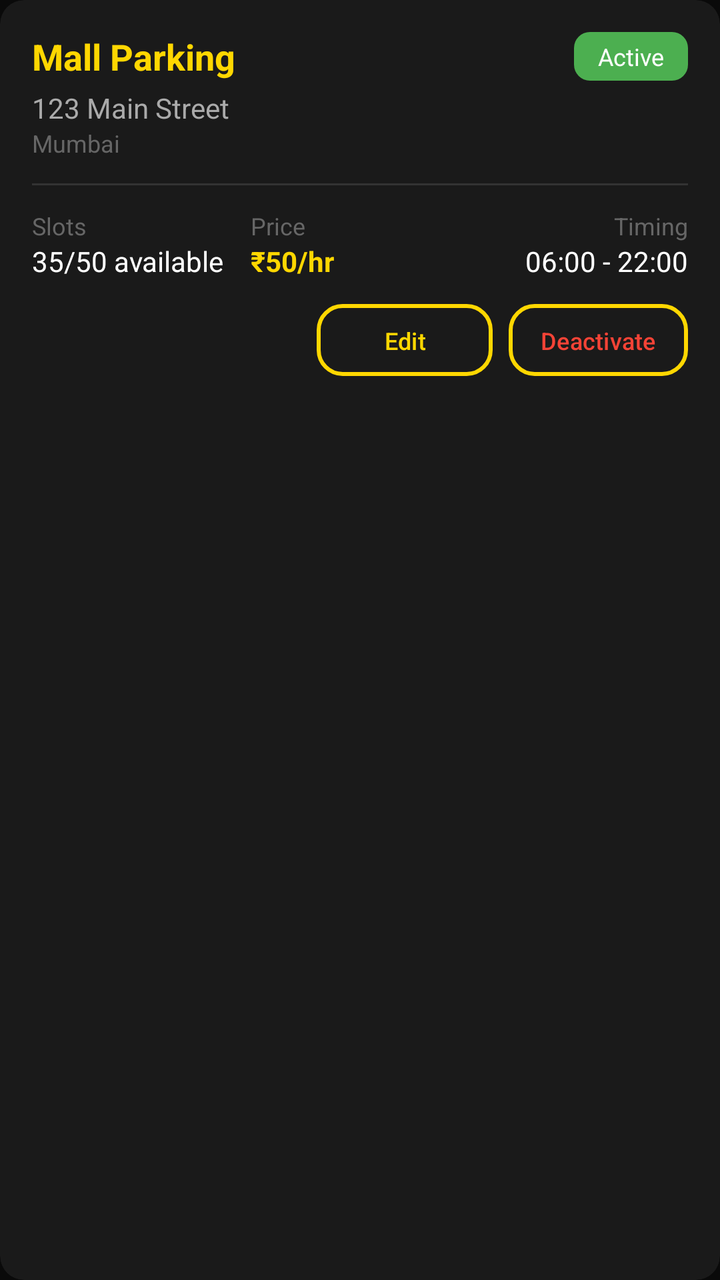
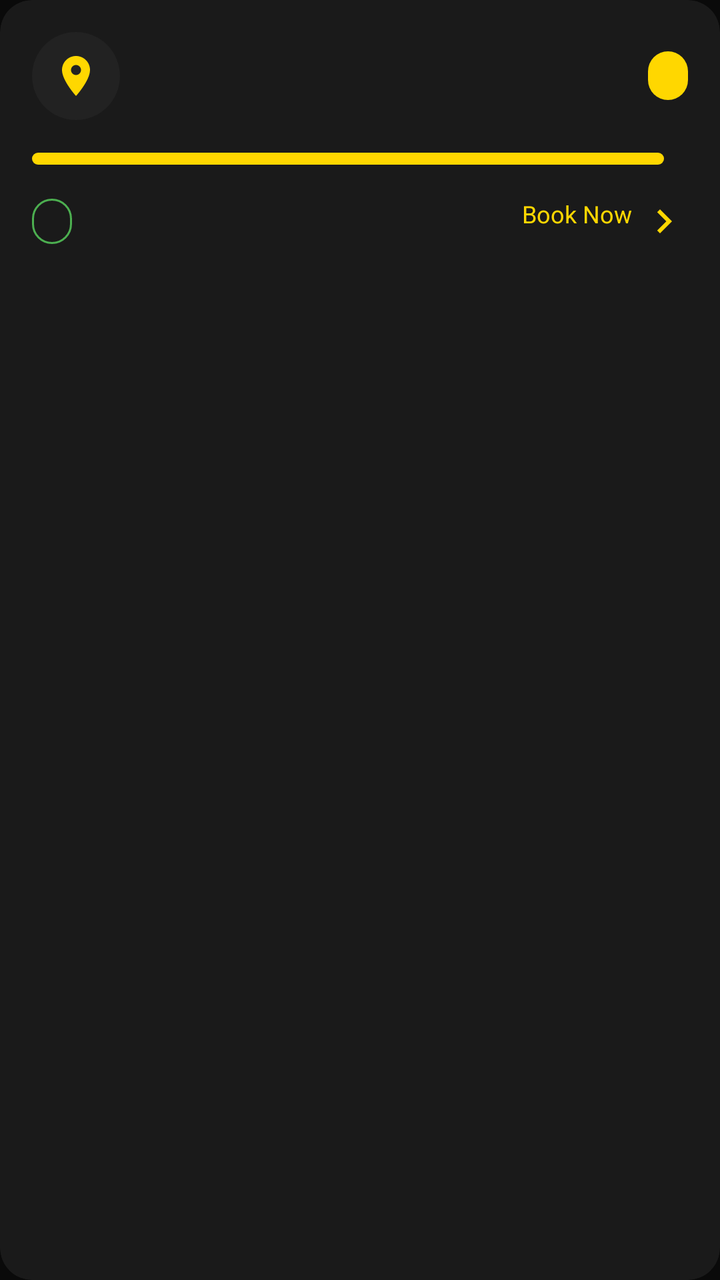

Before-and-after screenshots of an Android layout around one commit, followed by the original layout XML and the change that was made.
<!-- AndroidManifest.xml: application theme Theme.Slotify -->
<!-- res/layout/item_location.xml -->
<?xml version="1.0" encoding="utf-8"?>
<androidx.cardview.widget.CardView
    xmlns:android="http://schemas.android.com/apk/res/android"
    xmlns:app="http://schemas.android.com/apk/res-auto"
    android:layout_width="match_parent"
    android:layout_height="wrap_content"
    android:layout_marginBottom="12dp"
    app:cardBackgroundColor="@color/surface"
    app:cardCornerRadius="12dp"
    app:cardElevation="0dp">

    <LinearLayout
        android:layout_width="match_parent"
        android:layout_height="wrap_content"
        android:orientation="vertical"
        android:padding="16dp">

        <LinearLayout
            android:layout_width="match_parent"
            android:layout_height="wrap_content"
            android:gravity="center_vertical"
            android:orientation="horizontal">

            <TextView
                android:id="@+id/tvLocationName"
                android:layout_width="0dp"
                android:layout_height="wrap_content"
                android:layout_weight="1"
                android:text="Mall Parking"
                android:textColor="@color/primary"
                android:textSize="18sp"
                android:textStyle="bold" />

            <TextView
                android:id="@+id/tvStatus"
                android:layout_width="wrap_content"
                android:layout_height="wrap_content"
                android:background="@drawable/bg_status_active"
                android:paddingHorizontal="12dp"
                android:paddingVertical="4dp"
                android:text="Active"
                android:textColor="@color/white"
                android:textSize="12sp" />
        </LinearLayout>

        <TextView
            android:id="@+id/tvAddress"
            android:layout_width="match_parent"
            android:layout_height="wrap_content"
            android:layout_marginTop="4dp"
            android:text="123 Main Street"
            android:textColor="@color/text_secondary"
            android:textSize="14sp" />

        <TextView
            android:id="@+id/tvCity"
            android:layout_width="wrap_content"
            android:layout_height="wrap_content"
            android:text="Mumbai"
            android:textColor="@color/text_hint"
            android:textSize="12sp" />

        <View
            android:layout_width="match_parent"
            android:layout_height="1dp"
            android:layout_marginVertical="12dp"
            android:background="@color/border" />

        <LinearLayout
            android:layout_width="match_parent"
            android:layout_height="wrap_content"
            android:orientation="horizontal">

            <LinearLayout
                android:layout_width="0dp"
                android:layout_height="wrap_content"
                android:layout_weight="1"
                android:orientation="vertical">

                <TextView
                    android:layout_width="wrap_content"
                    android:layout_height="wrap_content"
                    android:text="Slots"
                    android:textColor="@color/text_hint"
                    android:textSize="12sp" />

                <TextView
                    android:id="@+id/tvSlotsInfo"
                    android:layout_width="wrap_content"
                    android:layout_height="wrap_content"
                    android:text="35/50 available"
                    android:textColor="@color/text_primary"
                    android:textSize="14sp" />
            </LinearLayout>

            <LinearLayout
                android:layout_width="0dp"
                android:layout_height="wrap_content"
                android:layout_weight="1"
                android:orientation="vertical">

                <TextView
                    android:layout_width="wrap_content"
                    android:layout_height="wrap_content"
                    android:text="Price"
                    android:textColor="@color/text_hint"
                    android:textSize="12sp" />

                <TextView
                    android:id="@+id/tvPrice"
                    android:layout_width="wrap_content"
                    android:layout_height="wrap_content"
                    android:text="₹50/hr"
                    android:textColor="@color/primary"
                    android:textSize="14sp"
                    android:textStyle="bold" />
            </LinearLayout>

            <LinearLayout
                android:layout_width="0dp"
                android:layout_height="wrap_content"
                android:layout_weight="1"
                android:gravity="end"
                android:orientation="vertical">

                <TextView
                    android:layout_width="wrap_content"
                    android:layout_height="wrap_content"
                    android:text="Timing"
                    android:textColor="@color/text_hint"
                    android:textSize="12sp" />

                <TextView
                    android:id="@+id/tvTiming"
                    android:layout_width="wrap_content"
                    android:layout_height="wrap_content"
                    android:text="06:00 - 22:00"
                    android:textColor="@color/text_primary"
                    android:textSize="14sp" />
            </LinearLayout>
        </LinearLayout>

        <LinearLayout
            android:layout_width="match_parent"
            android:layout_height="wrap_content"
            android:layout_marginTop="12dp"
            android:gravity="end"
            android:orientation="horizontal">

            <Button
                android:id="@+id/btnEdit"
                android:layout_width="wrap_content"
                android:layout_height="36dp"
                android:layout_marginEnd="8dp"
                android:background="@drawable/bg_button_outline"
                android:paddingHorizontal="16dp"
                android:text="Edit"
                android:textAllCaps="false"
                android:textColor="@color/primary"
                android:textSize="12sp" />

            <Button
                android:id="@+id/btnToggleStatus"
                android:layout_width="wrap_content"
                android:layout_height="36dp"
                android:background="@drawable/bg_button_outline"
                android:paddingHorizontal="16dp"
                android:text="Deactivate"
                android:textAllCaps="false"
                android:textColor="@color/error"
                android:textSize="12sp" />
        </LinearLayout>
    </LinearLayout>
</androidx.cardview.widget.CardView>
<!-- resources referenced by this layout -->
<resources>
  <color name="border">#333333</color>
  <color name="error">#F44336</color>
  <color name="primary">#FFD700</color>
  <color name="surface">#1A1A1A</color>
  <color name="text_hint">#666666</color>
  <color name="text_primary">#FFFFFF</color>
  <color name="text_secondary">#AAAAAA</color>
  <color name="white">#FFFFFF</color>
  <!-- drawable bg_button_outline (drawable) -->
  <?xml version="1.0" encoding="utf-8"?>
  <shape xmlns:android="http://schemas.android.com/apk/res/android"
      android:shape="rectangle">
      <stroke
          android:width="2dp"
          android:color="@color/primary" />
      <corners android:radius="12dp" />
      <solid android:color="@color/transparent" />
  </shape>
  <!-- drawable bg_status_active (drawable) -->
  <?xml version="1.0" encoding="utf-8"?>
  <shape xmlns:android="http://schemas.android.com/apk/res/android"
      android:shape="rectangle">
      <solid android:color="@color/status_active" />
      <corners android:radius="8dp" />
  </shape>
  <style name="Theme.Slotify" parent="Theme.Material3.DayNight.NoActionBar">
          
          <item name="colorPrimary">@color/primary</item>
          <item name="colorPrimaryVariant">@color/primary_dark</item>
          <item name="colorOnPrimary">@color/background</item>
  
          
          <item name="colorSecondary">@color/primary</item>
          <item name="colorSecondaryVariant">@color/primary_dark</item>
          <item name="colorOnSecondary">@color/background</item>
  
          
          <item name="android:colorBackground">@color/background</item>
          <item name="colorSurface">@color/surface</item>
          <item name="colorOnSurface">@color/text_primary</item>
  
          
          <item name="android:statusBarColor">@color/background</item>
          <item name="android:navigationBarColor">@color/background</item>
          <item name="android:windowLightStatusBar">false</item>
  
          
          <item name="colorError">@color/error</item>
          <item name="colorOnError">@color/white</item>
      </style>
  <color name="transparent">#00000000</color>
  <color name="status_active">#4CAF50</color>
  <color name="primary_dark">#E6C200</color>
  <color name="background">#0A0A0A</color>
</resources>

<!-- the commit's change to res/layout/item_location.xml (unified diff, before → after) -->
@@ -4,9 +4,11 @@
     xmlns:app="http://schemas.android.com/apk/res-auto"
     android:layout_width="match_parent"
     android:layout_height="wrap_content"
-    android:layout_marginBottom="12dp"
-    app:cardBackgroundColor="@color/surface"
-    app:cardCornerRadius="12dp"
+    android:layout_marginHorizontal="16dp"
+    android:layout_marginVertical="6dp"
+    android:foreground="?attr/selectableItemBackground"
+    app:cardBackgroundColor="@color/surface_card"
+    app:cardCornerRadius="16dp"
     app:cardElevation="0dp">
 
     <LinearLayout
@@ -15,160 +17,142 @@
         android:orientation="vertical"
         android:padding="16dp">
 
+        
         <LinearLayout
             android:layout_width="match_parent"
             android:layout_height="wrap_content"
-            android:gravity="center_vertical"
-            android:orientation="horizontal">
+            android:orientation="horizontal"
+            android:gravity="center_vertical">
 
-            <TextView
-                android:id="@+id/tvLocationName"
-                android:layout_width="0dp"
-                android:layout_height="wrap_content"
-                android:layout_weight="1"
-                android:text="Mall Parking"
-                android:textColor="@color/primary"
-                android:textSize="18sp"
-                android:textStyle="bold" />
-
-            <TextView
-                android:id="@+id/tvStatus"
-                android:layout_width="wrap_content"
-                android:layout_height="wrap_content"
-                android:background="@drawable/bg_status_active"
-                android:paddingHorizontal="12dp"
-                android:paddingVertical="4dp"
-                android:text="Active"
-                android:textColor="@color/white"
-                android:textSize="12sp" />
-        </LinearLayout>
-
-        <TextView
-            android:id="@+id/tvAddress"
-            android:layout_width="match_parent"
-            android:layout_height="wrap_content"
-            android:layout_marginTop="4dp"
-            android:text="123 Main Street"
-            android:textColor="@color/text_secondary"
-            android:textSize="14sp" />
-
-        <TextView
-            android:id="@+id/tvCity"
-            android:layout_width="wrap_content"
-            android:layout_height="wrap_content"
-            android:text="Mumbai"
-            android:textColor="@color/text_hint"
-            android:textSize="12sp" />
-
-        <View
-            android:layout_width="match_parent"
-            android:layout_height="1dp"
-            android:layout_marginVertical="12dp"
-            android:background="@color/border" />
-
-        <LinearLayout
-            android:layout_width="match_parent"
-            android:layout_height="wrap_content"
-            android:orientation="horizontal">
+            <ImageView
+                android:id="@+id/ivLocationIcon"
+                android:layout_width="44dp"
+                android:layout_height="44dp"
+                android:background="@drawable/bg_icon_circle"
+                android:padding="10dp"
+                android:src="@drawable/ic_location"
+                app:tint="@color/yellow_primary"
+                android:contentDescription="Location"/>
 
             <LinearLayout
                 android:layout_width="0dp"
                 android:layout_height="wrap_content"
                 android:layout_weight="1"
+                android:layout_marginStart="12dp"
                 android:orientation="vertical">
 
                 <TextView
+                    android:id="@+id/tvLocationName"
                     android:layout_width="wrap_content"
                     android:layout_height="wrap_content"
-                    android:text="Slots"
-                    android:textColor="@color/text_hint"
-                    android:textSize="12sp" />
+                    android:textColor="@color/text_primary"
+                    android:textSize="16sp"
+                    android:fontFamily="sans-serif-medium"
+                    android:maxLines="1"
+                    android:ellipsize="end"/>
 
                 <TextView
-                    android:id="@+id/tvSlotsInfo"
+                    android:id="@+id/tvAddress"
                     android:layout_width="wrap_content"
                     android:layout_height="wrap_content"
-                    android:text="35/50 available"
-                    android:textColor="@color/text_primary"
-                    android:textSize="14sp" />
+                    android:layout_marginTop="2dp"
+                    android:textColor="@color/text_secondary"
+                    android:textSize="12sp"
+                    android:maxLines="1"
+                    android:ellipsize="end"/>
             </LinearLayout>
 
+            
             <LinearLayout
-                android:layout_width="0dp"
+                android:layout_width="wrap_content"
                 android:layout_height="wrap_content"
-                android:layout_weight="1"
-                android:orientation="vertical">
+                android:layout_marginStart="8dp"
+                android:background="@drawable/bg_button_primary"
+                android:paddingHorizontal="10dp"
+                android:paddingVertical="4dp"
+                android:gravity="center"
+                android:orientation="horizontal">
 
                 <TextView
+                    android:id="@+id/tvRating"
                     android:layout_width="wrap_content"
                     android:layout_height="wrap_content"
-                    android:text="Price"
-                    android:textColor="@color/text_hint"
-                    android:textSize="12sp" />
-
-                <TextView
-                    android:id="@+id/tvPrice"
-                    android:layout_width="wrap_content"
-                    android:layout_height="wrap_content"
-                    android:text="₹50/hr"
-                    android:textColor="@color/primary"
-                    android:textSize="14sp"
-                    android:textStyle="bold" />
+                    android:textColor="@color/black_primary"
+                    android:textSize="12sp"
+                    android:fontFamily="sans-serif-bold"/>
             </LinearLayout>
 
-            <LinearLayout
-                android:layout_width="0dp"
-                android:layout_height="wrap_content"
-                android:layout_weight="1"
-                android:gravity="end"
-                android:orientation="vertical">
-
-                <TextView
-                    android:layout_width="wrap_content"
-                    android:layout_height="wrap_content"
-                    android:text="Timing"
-                    android:textColor="@color/text_hint"
-                    android:textSize="12sp" />
-
-                <TextView
-                    android:id="@+id/tvTiming"
-                    android:layout_width="wrap_content"
-                    android:layout_height="wrap_content"
-                    android:text="06:00 - 22:00"
-                    android:textColor="@color/text_primary"
-                    android:textSize="14sp" />
-            </LinearLayout>
         </LinearLayout>
 
+        
         <LinearLayout
             android:layout_width="match_parent"
             android:layout_height="wrap_content"
             android:layout_marginTop="12dp"
-            android:gravity="end"
-            android:orientation="horizontal">
+            android:orientation="horizontal"
+            android:gravity="center_vertical">
 
-            <Button
-                android:id="@+id/btnEdit"
+            <ProgressBar
+                android:id="@+id/progressOccupancy"
+                style="@android:style/Widget.ProgressBar.Horizontal"
+                android:layout_width="0dp"
+                android:layout_height="6dp"
+                android:layout_weight="1"
+                android:layout_marginEnd="12dp"
+                android:max="100"
+                android:progress="30"
+                android:progressDrawable="@drawable/bg_progress_bar"/>
+
+            <TextView
+                android:id="@+id/tvOccupancy"
                 android:layout_width="wrap_content"
-                android:layout_height="36dp"
-                android:layout_marginEnd="8dp"
-                android:background="@drawable/bg_button_outline"
-                android:paddingHorizontal="16dp"
-                android:text="Edit"
-                android:textAllCaps="false"
-                android:textColor="@color/primary"
-                android:textSize="12sp" />
+                android:layout_height="wrap_content"
+                android:textColor="@color/text_hint"
+                android:textSize="11sp"
+                android:fontFamily="sans-serif-medium"/>
+        </LinearLayout>
 
-            <Button
-                android:id="@+id/btnToggleStatus"
+        
+        <LinearLayout
+            android:layout_width="match_parent"
+            android:layout_height="wrap_content"
+            android:layout_marginTop="12dp"
+            android:orientation="horizontal"
+            android:gravity="center_vertical">
+
+            <TextView
+                android:id="@+id/tvTotalSlots"
                 android:layout_width="wrap_content"
-                android:layout_height="36dp"
-                android:background="@drawable/bg_button_outline"
-                android:paddingHorizontal="16dp"
-                android:text="Deactivate"
-                android:textAllCaps="false"
-                android:textColor="@color/error"
-                android:textSize="12sp" />
+                android:layout_height="wrap_content"
+                android:background="@drawable/bg_status_available"
+                android:paddingHorizontal="10dp"
+                android:paddingVertical="4dp"
+                android:textColor="@color/status_available"
+                android:textSize="11sp"
+                android:fontFamily="sans-serif-medium"/>
+
+            <TextView
+                android:id="@+id/tvPriceRange"
+                android:layout_width="0dp"
+                android:layout_height="wrap_content"
+                android:layout_weight="1"
+                android:layout_marginStart="12dp"
+                android:textColor="@color/text_hint"
+                android:textSize="11sp"/>
+
+            <TextView
+                android:layout_width="wrap_content"
+                android:layout_height="wrap_content"
+                android:layout_marginStart="8dp"
+                android:text="Book Now"
+                android:textColor="@color/yellow_primary"
+                android:textSize="12sp"
+                android:fontFamily="sans-serif-bold"
+                android:drawableEnd="@drawable/ic_chevron_right"
+                android:drawablePadding="4dp"
+                android:drawableTint="@color/yellow_primary"/>
         </LinearLayout>
+
     </LinearLayout>
+
 </androidx.cardview.widget.CardView>
<!-- resource entries referenced after the edit -->
@@ -1,58 +1,90 @@
 <!-- resources referenced by this layout -->
 <resources>
-  <color name="border">#333333</color>
-  <color name="error">#F44336</color>
-  <color name="primary">#FFD700</color>
-  <color name="surface">#1A1A1A</color>
-  <color name="text_hint">#666666</color>
-  <color name="text_primary">#FFFFFF</color>
-  <color name="text_secondary">#AAAAAA</color>
-  <color name="white">#FFFFFF</color>
-  <!-- drawable bg_button_outline (drawable) -->
+  <color name="black_primary">#0A0A0A</color>
+  <color name="status_available">#4CAF50</color>
+  <color name="surface_card">#1A1A1A</color>
+  <color name="text_hint">#616161</color>
+  <color name="text_primary">#F5F5F5</color>
+  <color name="text_secondary">#9E9E9E</color>
+  <color name="yellow_primary">#FFD700</color>
+  <!-- drawable bg_button_primary (drawable) -->
   <?xml version="1.0" encoding="utf-8"?>
   <shape xmlns:android="http://schemas.android.com/apk/res/android"
       android:shape="rectangle">
-      <stroke
-          android:width="2dp"
-          android:color="@color/primary" />
-      <corners android:radius="12dp" />
-      <solid android:color="@color/transparent" />
+  
+      <solid android:color="@color/yellow_primary"/>
+  
+      <corners android:radius="28dp"/>
+  
   </shape>
-  <!-- drawable bg_status_active (drawable) -->
+  <!-- drawable bg_icon_circle (drawable) -->
+  <?xml version="1.0" encoding="utf-8"?>
+  <shape xmlns:android="http://schemas.android.com/apk/res/android"
+      android:shape="oval">
+  
+      <solid android:color="@color/surface_elevated"/>
+  
+      <size
+          android:width="44dp"
+          android:height="44dp"/>
+  
+  </shape>
+  <!-- drawable bg_progress_bar (drawable) -->
+  <?xml version="1.0" encoding="utf-8"?>
+  <shape xmlns:android="http://schemas.android.com/apk/res/android">
+      <solid android:color="@color/yellow_primary"/>
+      <corners android:radius="8dp"/>
+  </shape>
+  <!-- drawable bg_status_available (drawable) -->
   <?xml version="1.0" encoding="utf-8"?>
   <shape xmlns:android="http://schemas.android.com/apk/res/android"
       android:shape="rectangle">
-      <solid android:color="@color/status_active" />
-      <corners android:radius="8dp" />
+  
+      <solid android:color="@color/surface_card"/>
+  
+      <corners android:radius="12dp"/>
+  
+      <stroke
+          android:width="1dp"
+          android:color="@color/status_available"/>
+  
   </shape>
-  <style name="Theme.Slotify" parent="Theme.Material3.DayNight.NoActionBar">
-          
-          <item name="colorPrimary">@color/primary</item>
-          <item name="colorPrimaryVariant">@color/primary_dark</item>
-          <item name="colorOnPrimary">@color/background</item>
+  <!-- drawable ic_chevron_right (drawable) -->
+  <vector xmlns:android="http://schemas.android.com/apk/res/android"
+      android:width="24dp"
+      android:height="24dp"
+      android:viewportWidth="24"
+      android:viewportHeight="24">
+      <path
+          android:fillColor="#FFFFFF"
+          android:pathData="M10,6L8.59,7.41 13.17,12l-4.58,4.59L10,18l6,-6z"/>
+  </vector>
+  <!-- drawable ic_location (drawable) -->
+  <vector xmlns:android="http://schemas.android.com/apk/res/android"
+      android:width="24dp"
+      android:height="24dp"
+      android:viewportWidth="24"
+      android:viewportHeight="24">
+      <path
+          android:fillColor="#FFFFFF"
+          android:pathData="M12,2C8.13,2 5,5.13 5,9c0,5.25 7,13 7,13s7,-7.75 7,-13c0,-3.87 -3.13,-7 -7,-7zM12,11.5c-1.38,0 -2.5,-1.12 -2.5,-2.5s1.12,-2.5 2.5,-2.5 2.5,1.12 2.5,2.5 -1.12,2.5 -2.5,2.5z"/>
+  </vector>
+  <style name="Theme.Slotify" parent="Theme.MaterialComponents.DayNight.NoActionBar">
   
-          
-          <item name="colorSecondary">@color/primary</item>
-          <item name="colorSecondaryVariant">@color/primary_dark</item>
-          <item name="colorOnSecondary">@color/background</item>
+          <item name="colorPrimary">@color/yellow_primary</item>
+          <item name="colorPrimaryVariant">@color/yellow_dark</item>
+          <item name="colorOnPrimary">@color/black_primary</item>
   
-          
-          <item name="android:colorBackground">@color/background</item>
-          <item name="colorSurface">@color/surface</item>
-          <item name="colorOnSurface">@color/text_primary</item>
+          <item name="colorSecondary">@color/yellow_primary</item>
+          <item name="colorOnSecondary">@color/black_primary</item>
   
-          
-          <item name="android:statusBarColor">@color/background</item>
-          <item name="android:navigationBarColor">@color/background</item>
+          <item name="android:windowBackground">@color/black_primary</item>
+          <item name="android:statusBarColor">@color/black_primary</item>
+          <item name="android:navigationBarColor">@color/black_primary</item>
           <item name="android:windowLightStatusBar">false</item>
   
-          
-          <item name="colorError">@color/error</item>
-          <item name="colorOnError">@color/white</item>
       </style>
-  <color name="transparent">#00000000</color>
-  <color name="status_active">#4CAF50</color>
-  <color name="primary_dark">#E6C200</color>
-  <color name="background">#0A0A0A</color>
+  <color name="surface_elevated">#222222</color>
+  <color name="yellow_dark">#E5C100</color>
 </resources>
 
